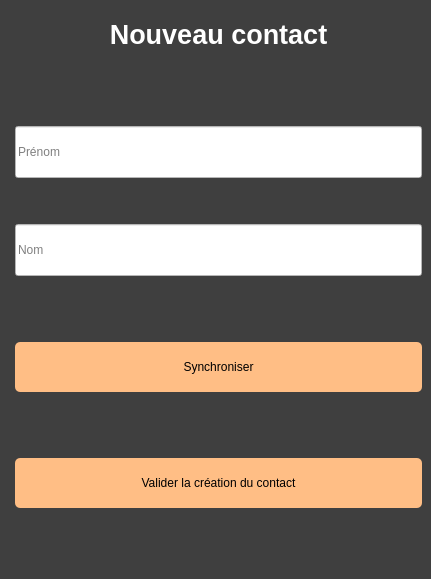
This is newcontactwindow.ui in dbuhon/KeepItSecret as Qt 5 draws it before an edit. The edited form follows.
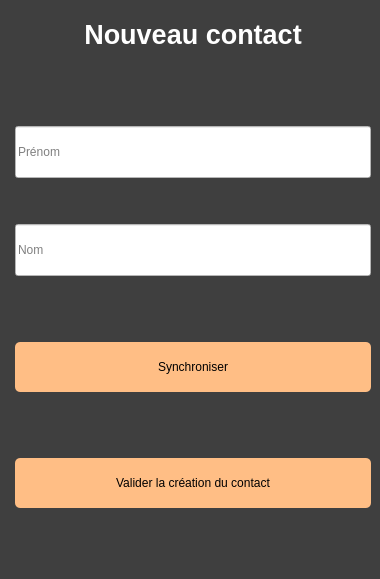
This is the edited form.

The edit to the form file:
```diff
--- a/newcontactwindow.ui
+++ b/newcontactwindow.ui
@@ -6,7 +6,7 @@
    <rect>
     <x>0</x>
     <y>0</y>
-    <width>431</width>
+    <width>380</width>
     <height>579</height>
    </rect>
   </property>
```
